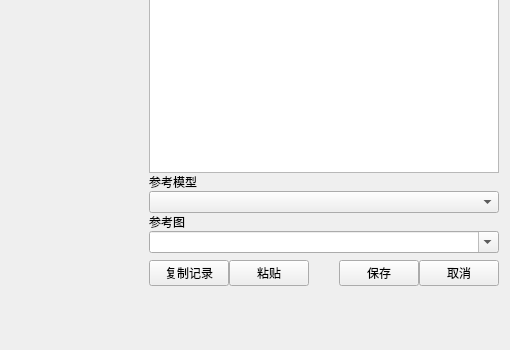
Above: MuseLog/ui/widget_image_detail.ui from super999/MetaStoryBoard before the change; both pictures show x 154 to 664 and y 132 to 482 of the 664 by 482 pixel window. Below: the same form after it.
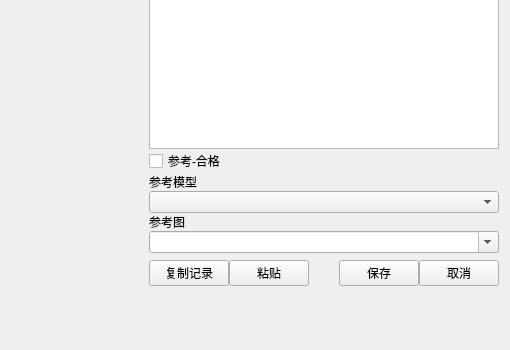
That is the form after the change.

The edit to the form file:
```diff
--- a/MuseLog/ui/widget_image_detail.ui
+++ b/MuseLog/ui/widget_image_detail.ui
@@ -192,6 +192,13 @@
             <item>
              <widget class="QTextEdit" name="textEdit"/>
             </item>
+            <item>
+             <widget class="QCheckBox" name="checkQulified">
+              <property name="text">
+               <string>参考-合格</string>
+              </property>
+             </widget>
+            </item>
             <item>
              <widget class="QLabel" name="label_3">
               <property name="text">
```
